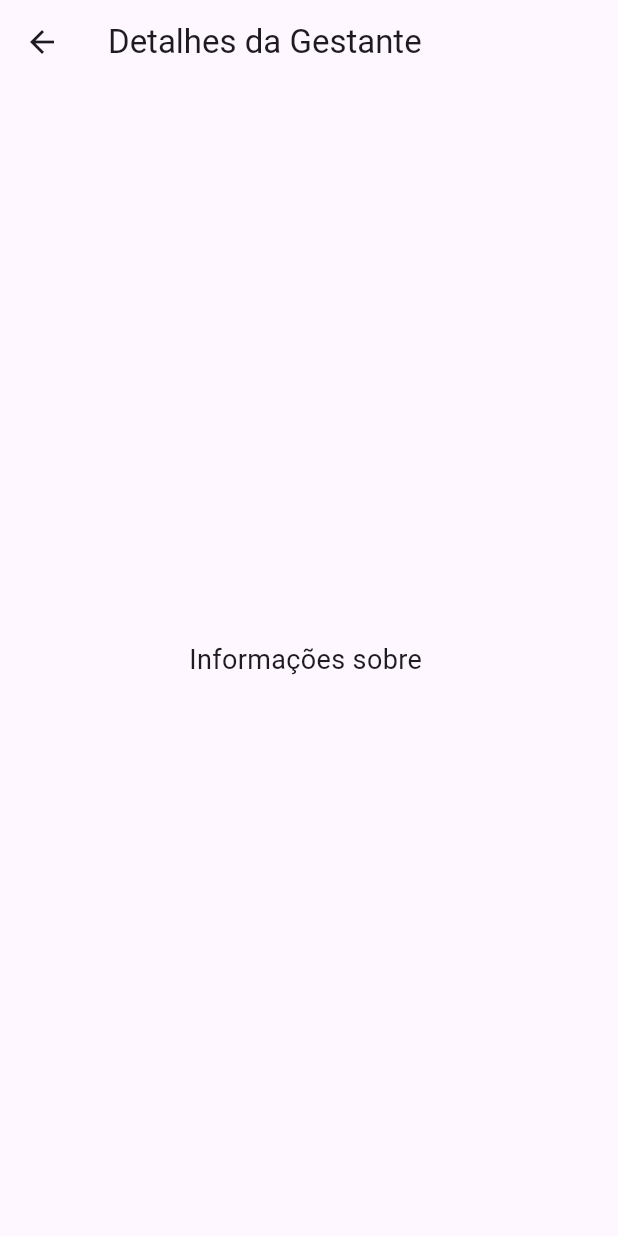
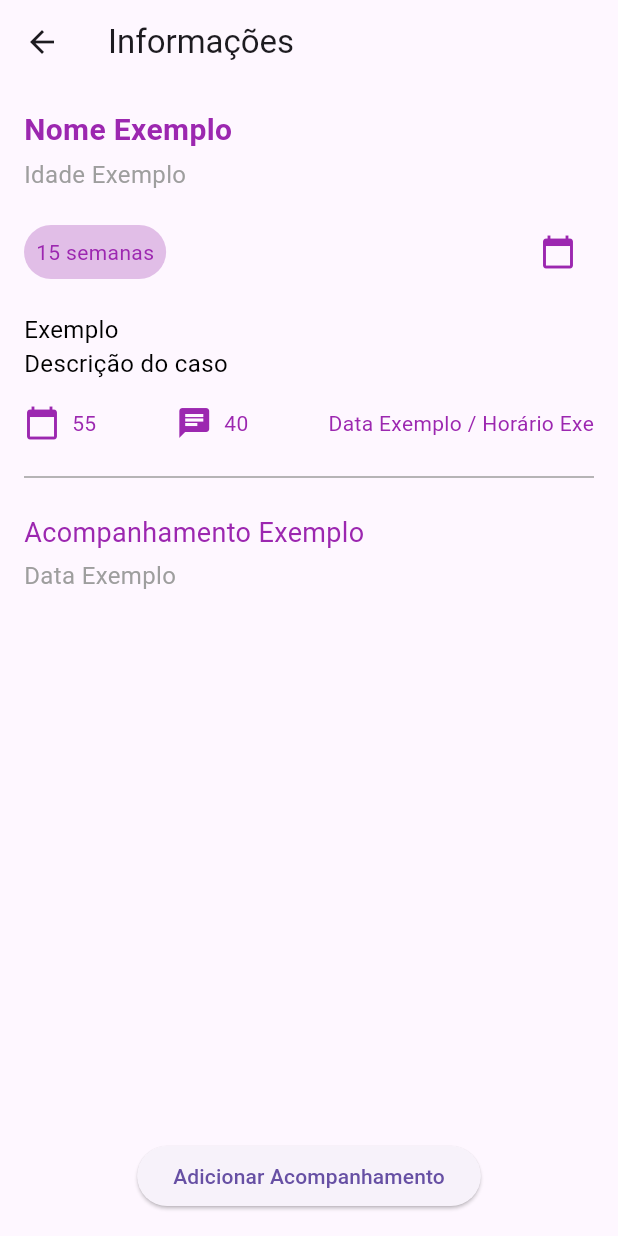
Before and after one commit to nullbyte-tecnology/angels-app, a Flutter app: the DetalhesGestante screen opened directly with empty values, on a phone screen of 412 x 824 dp. Run offline on Flutter 3.47's test engine with Material 3 defaults, Android fonts, the phone set to English and light mode, and no system bars; our stand-ins replace device_preview, flutter_multi_formatter, mask_text_input_formatter.

Commit message:
feat: parte inicial detalhes_gestante

```diff
--- a/angels_app/lib/pages/gestante/detalhes_gestante.dart
+++ b/angels_app/lib/pages/gestante/detalhes_gestante.dart
@@ -9,12 +9,120 @@ class DetalhesGestante extends StatelessWidget {
   Widget build(BuildContext context) {
     return Scaffold(
       appBar: AppBar(
-        title: Text('Detalhes da Gestante'),
+        title: Text('Informações'),
       ),
-      body: Center(
-        child: Text(
-          'Informações sobre ${nome}',
-          style: TextStyle(fontSize: 18.0),
+      body: Padding(
+        padding: const EdgeInsets.all(16.0),
+        child: Column(
+          crossAxisAlignment: CrossAxisAlignment.start,
+          children: [
+            Text(
+              'Nome Exemplo',
+              style: TextStyle(
+                fontSize: 20.0,
+                fontWeight: FontWeight.bold,
+                color: Colors.purple,
+              ),
+            ),
+            SizedBox(height: 4.0),
+            Text(
+              'Idade Exemplo',
+              style: TextStyle(
+                fontSize: 16.0,
+                color: Colors.grey,
+              ),
+            ),
+            SizedBox(height: 16.0),
+            Row(
+              mainAxisAlignment: MainAxisAlignment.spaceBetween,
+              children: [
+                Container(
+                  padding: EdgeInsets.all(8.0),
+                  decoration: BoxDecoration(
+                    color: Colors.purple[100],
+                    borderRadius: BorderRadius.circular(20.0),
+                  ),
+                  child: Text(
+                    '15 semanas',
+                    style: TextStyle(color: Colors.purple),
+                  ),
+                ),
+                IconButton(
+                  icon: Icon(Icons.calendar_today, color: Colors.purple),
+                  onPressed: () {},
+                ),
+              ],
+            ),
+            SizedBox(height: 16.0),
+            Text(
+              'Exemplo\nDescrição do caso',
+              style: TextStyle(
+                fontSize: 16.0,
+                color: Colors.black,
+              ),
+            ),
+            SizedBox(height: 16.0),
+            Row(
+              mainAxisAlignment: MainAxisAlignment.spaceBetween,
+              children: [
+                Row(
+                  children: [
+                    Icon(Icons.calendar_today, color: Colors.purple),
+                    SizedBox(width: 8.0),
+                    Text(
+                      '55',
+                      style: TextStyle(color: Colors.purple),
+                    ),
+                  ],
+                ),
+                Row(
+                  children: [
+                    Icon(Icons.chat, color: Colors.purple),
+                    SizedBox(width: 8.0),
+                    Text(
+                      '40',
+                      style: TextStyle(color: Colors.purple),
+                    ),
+                  ],
+                ),
+                Text(
+                  'Data Exemplo / Horário Exe',
+                  style: TextStyle(color: Colors.purple),
+                ),
+              ],
+            ),
+            SizedBox(height: 16.0),
+            Divider(color: Colors.grey),
+            SizedBox(height: 16.0),
+            Text(
+              'Acompanhamento Exemplo',
+              style: TextStyle(
+                fontSize: 18.0,
+                color: Colors.purple,
+              ),
+            ),
+            SizedBox(height: 4.0),
+            Text(
+              'Data Exemplo',
+              style: TextStyle(
+                fontSize: 16.0,
+                color: Colors.grey,
+              ),
+            ),
+            Spacer(),
+            Center(
+              child: ElevatedButton(
+                style: ElevatedButton.styleFrom(
+                  iconColor: Colors.purple,
+                  shape: RoundedRectangleBorder(
+                    borderRadius: BorderRadius.circular(20.0),
+                  ),
+                ),
+                onPressed: () {},
+                child: Text('Adicionar Acompanhamento'),
+              ),
+            ),
+          ],
         ),
       ),
     );
```
